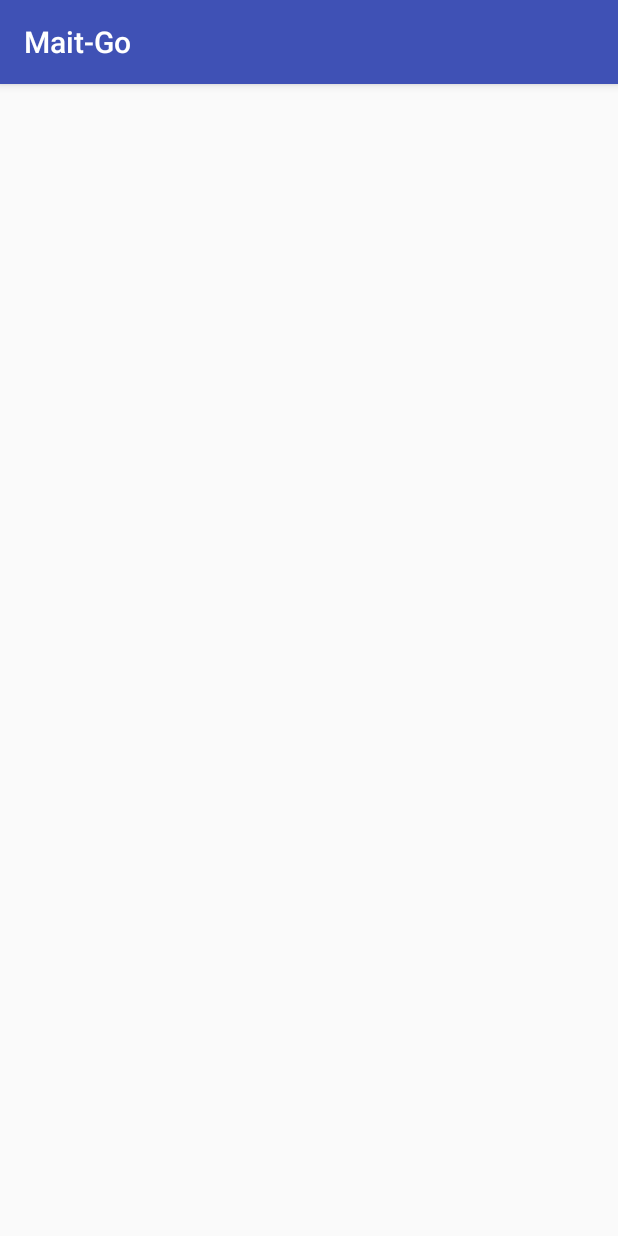
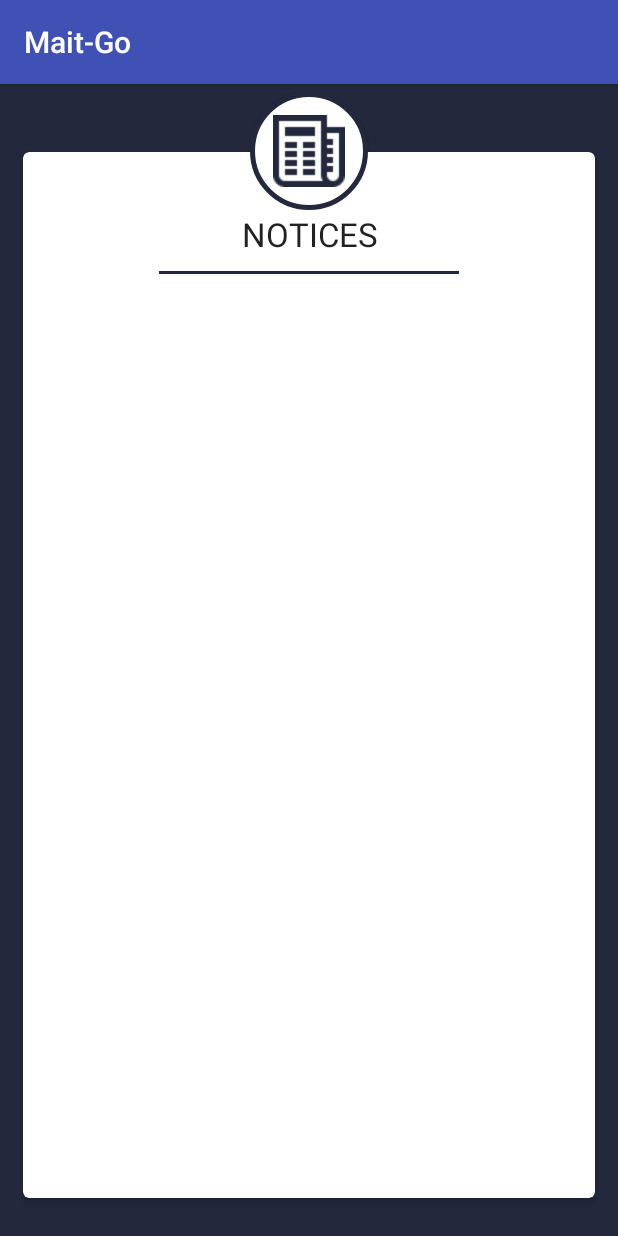
Before and after one commit to uddish/Mait-Go, an Android app: the Notices screen opened directly, with no data from a screen before it, on a phone screen of 412 x 824 dp. Run offline under Robolectric (Android 15) with nearby library versions, the phone set to English and light mode, and no system bars.

Commit message:
Added notices activity

```diff
--- a/app/build.gradle
+++ b/app/build.gradle
@@ -29,5 +29,7 @@ dependencies {
     compile 'com.android.support.constraint:constraint-layout:1.0.1'
     compile 'com.android.support:recyclerview-v7:25.3.0'
     compile 'de.hdodenhof:circleimageview:2.1.0'
+    compile 'com.android.support:cardview-v7:25.0.+'
+    compile 'com.android.volley:volley:1.0.0'
     testCompile 'junit:junit:4.12'
 }
--- a/app/src/main/AndroidManifest.xml
+++ b/app/src/main/AndroidManifest.xml
@@ -1,6 +1,8 @@
 <?xml version="1.0" encoding="utf-8"?>
 <manifest xmlns:android="http://schemas.android.com/apk/res/android"
     package="com.example.uddishverma22.mait_go">
+
+    <uses-permission android:name="android.permission.INTERNET" />
 
     <application
         android:allowBackup="true"
--- a/app/src/main/java/com/example/uddishverma22/mait_go/Activities/Notices.java
+++ b/app/src/main/java/com/example/uddishverma22/mait_go/Activities/Notices.java
@@ -11,5 +11,7 @@ public class Notices extends AppCompatActivity {
     protected void onCreate(Bundle savedInstanceState) {
         super.onCreate(savedInstanceState);
         setContentView(R.layout.activity_notices);
+
+
     }
 }
--- /dev/null
+++ b/app/src/main/java/com/example/uddishverma22/mait_go/Adapters/NoticeAdapter.java
@@ -0,0 +1,8 @@
+package com.example.uddishverma22.mait_go.Adapters;
+
+/**
+ * Created by uddishverma22 on 05/04/17.
+ */
+
+public class NoticeAdapter {
+}
--- a/app/src/main/java/com/example/uddishverma22/mait_go/MainActivity.java
+++ b/app/src/main/java/com/example/uddishverma22/mait_go/MainActivity.java
@@ -1,6 +1,7 @@
 package com.example.uddishverma22.mait_go;
 
 import android.annotation.SuppressLint;
+import android.content.Intent;
 import android.graphics.Color;
 import android.graphics.drawable.AnimationDrawable;
 import android.graphics.drawable.TransitionDrawable;
@@ -28,6 +29,7 @@ import android.widget.LinearLayout;
 import android.widget.ListView;
 import android.widget.TextView;
 
+import com.example.uddishverma22.mait_go.Activities.Notices;
 import com.example.uddishverma22.mait_go.Adapters.DailyScheduleListAdapter;
 import com.example.uddishverma22.mait_go.Models.DailySchedule;
 
@@ -205,7 +207,7 @@ public class MainActivity extends AppCompatActivity
         int id = item.getItemId();
 
         if (id == R.id.nav_camera) {
-            // Handle the camera action
+            startActivity(new Intent(this, Notices.class));
         } else if (id == R.id.nav_gallery) {
 
         } else if (id == R.id.nav_slideshow) {
--- /dev/null
+++ b/app/src/main/java/com/example/uddishverma22/mait_go/Utils/VolleySingleton.java
@@ -0,0 +1,8 @@
+package com.example.uddishverma22.mait_go.Utils;
+
+/**
+ * Created by uddishverma22 on 05/04/17.
+ */
+
+public class VolleySingleton {
+}
--- /dev/null
+++ b/app/src/main/res/drawable/circular_blue.xml
@@ -0,0 +1,12 @@
+<?xml version="1.0" encoding="utf-8"?>
+<shape xmlns:android="http://schemas.android.com/apk/res/android"
+    android:shape="oval">
+
+    <solid android:color="@android:color/white" />
+    <stroke
+        android:width="3dip"
+        android:color="#23283D" />
+    <size
+        android:width="70dp"
+        android:height="70dp"/>
+</shape>
--- a/app/src/main/res/layout/activity_notices.xml
+++ b/app/src/main/res/layout/activity_notices.xml
@@ -1,9 +1,69 @@
 <?xml version="1.0" encoding="utf-8"?>
-<android.support.constraint.ConstraintLayout xmlns:android="http://schemas.android.com/apk/res/android"
+<RelativeLayout xmlns:android="http://schemas.android.com/apk/res/android"
     xmlns:app="http://schemas.android.com/apk/res-auto"
     xmlns:tools="http://schemas.android.com/tools"
     android:layout_width="match_parent"
     android:layout_height="match_parent"
+    android:padding="5dp"
+    android:background="#23283D"
     tools:context="com.example.uddishverma22.mait_go.Activities.Notices">
 
-</android.support.constraint.ConstraintLayout>
+    <android.support.v7.widget.CardView
+        android:layout_marginTop="40dp"
+        android:layout_marginBottom="20dp"
+        android:layout_marginLeft="10dp"
+        android:layout_marginRight="10dp"
+        android:id="@+id/card_view"
+        android:layout_gravity="center"
+        android:layout_width="match_parent"
+        android:layout_height="match_parent"
+        app:cardCornerRadius="4dp">
+
+        <LinearLayout
+            android:layout_width="match_parent"
+            android:layout_height="match_parent"
+            android:orientation="vertical">
+
+            <TextView
+                android:padding="10dp"
+                android:id="@+id/notice"
+                android:layout_marginTop="30dp"
+                android:gravity="center"
+                android:layout_width="match_parent"
+                android:layout_height="wrap_content"
+                android:textAppearance="?android:textAppearanceLarge"
+                android:text="NOTICES"/>
+
+            <View
+                android:layout_gravity="center"
+                android:layout_width="200dp"
+                android:layout_height="2dp"
+                android:background="#23283D"/>
+
+            <android.support.v7.widget.RecyclerView
+                android:id="@+id/notice_recycler_view"
+                android:layout_width="match_parent"
+                android:layout_height="match_parent"
+                android:layout_margin="5dp">
+
+            </android.support.v7.widget.RecyclerView>
+
+        </LinearLayout>
+
+    </android.support.v7.widget.CardView>
+
+    <ImageView
+        android:padding="15dp"
+        android:layout_width="wrap_content"
+        android:layout_height="wrap_content"
+        android:layout_alignParentTop="true"
+        android:layout_centerHorizontal="true"
+        android:scaleType="fitXY"
+        android:elevation="2dp"
+        android:src="@drawable/ic_notice"
+        android:layout_gravity="center_vertical|center_horizontal"
+        android:background="@drawable/circular_blue"
+        app:layout_anchorGravity="top|center_horizontal"/>
+
+
+</RelativeLayout>
```
Also changed, not shown: app/src/main/res/drawable/ic_notice.png (added).
